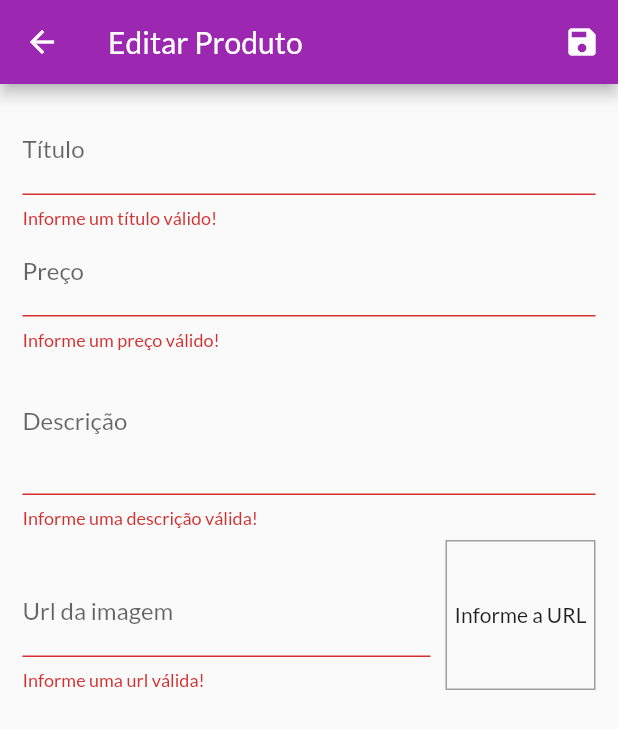
After one commit to MatheusLimaN/shop, a Flutter app: the ProductFormScreen screen opened by its route, after a tap on the "save" icon, on a phone screen of 412 x 824 dp. The commit adds this screen. Shown: the top 729 px of the screen. Run offline on Flutter 3.47's test engine with Material 2 defaults, Android fonts, the phone set to English and light mode, and no system bars; network calls fail.

Commit message:
feat: add product CRUD

```diff
--- a/lib/constants/app_route.dart
+++ b/lib/constants/app_route.dart
@@ -3,4 +3,6 @@ class AppRoutes {
   static const PRODUCT_DETAIL = '/product-detail';
   static const CART = '/cart';
   static const ORDERS = '/orders';
+  static const PRODUCTS = '/products';
+  static const PRODUCT_FORM = '/product-form';
 }
--- a/lib/main.dart
+++ b/lib/main.dart
@@ -7,7 +7,9 @@ import 'package:shop/providers/products.dart';
 import 'package:shop/views/cart_screen.dart';
 import 'package:shop/views/orders_screen.dart';
 import 'package:shop/views/product_detail_screen.dart';
+import 'package:shop/views/product_form_screen.dart';
 import 'package:shop/views/products_overview_screen.dart';
+import 'package:shop/views/products_screen.dart';
 
 void main() => runApp(MyApp());
 
@@ -39,6 +41,8 @@ class MyApp extends StatelessWidget {
           AppRoutes.PRODUCT_DETAIL: (context) => ProductDetailScreen(),
           AppRoutes.CART: (context) => CartScreen(),
           AppRoutes.ORDERS: (context) => OrdersScreen(),
+          AppRoutes.PRODUCTS: (context) => ProductsScreen(),
+          AppRoutes.PRODUCT_FORM: (context) => ProductFormScreen(),
         },
       ),
     );
--- /dev/null
+++ b/lib/views/product_form_screen.dart
@@ -0,0 +1,219 @@
+import 'package:flutter/material.dart';
+import 'package:provider/provider.dart';
+import 'package:shop/providers/product.dart';
+import 'package:shop/providers/products.dart';
+
+class ProductFormScreen extends StatefulWidget {
+  @override
+  _ProductFormScreenState createState() => _ProductFormScreenState();
+}
+
+class _ProductFormScreenState extends State<ProductFormScreen> {
+  final _priceFocusNode = FocusNode();
+  final _descriptionFocusNode = FocusNode();
+  final _imageUrlFocusNode = FocusNode();
+  final _imageUrlController = TextEditingController();
+  final _form = GlobalKey<FormState>();
+  final _formData = Map<String, Object>();
+
+  void _listenerImageUrl() {
+    if (isValidImageUrl(_imageUrlController.text)) {
+      setState(() {
+        print('muddou!');
+      });
+    }
+  }
+
+  bool isValidImageUrl(String url) {
+    bool isValidProtocol = url.toLowerCase().startsWith('http://') ||
+        url.toLowerCase().startsWith('https://');
+
+    bool isValidExtension = url.toLowerCase().endsWith('.png') ||
+        url.toLowerCase().endsWith('.jpg') ||
+        url.toLowerCase().endsWith('.jpeg');
+
+    return isValidProtocol && isValidExtension;
+  }
+
+  @override
+  void initState() {
+    super.initState();
+    _imageUrlFocusNode.addListener(_listenerImageUrl);
+  }
+
+  @override
+  void didChangeDependencies() {
+    super.didChangeDependencies();
+
+    if (_formData.isEmpty) {
+      final product = ModalRoute.of(context).settings.arguments as Product;
+
+      if (product != null) {
+        _formData['id'] = product.id;
+        _formData['title'] = product.title;
+        _formData['description'] = product.description;
+        _formData['price'] = product.price;
+        _formData['imageUrl'] = product.imageUrl;
+        _imageUrlController.text = product.imageUrl;
+      } else {
+        _formData['price'] = "";
+      }
+    }
+  }
+
+  @override
+  void dispose() {
+    super.dispose();
+    _priceFocusNode.dispose();
+    _descriptionFocusNode.dispose();
+    _imageUrlFocusNode.removeListener(_listenerImageUrl);
+    _imageUrlFocusNode.dispose();
+  }
+
+  void _saveForm() {
+    var isValid = _form.currentState.validate();
+
+    if (!isValid) {
+      return;
+    }
+
+    _form.currentState.save();
+
+    final newProduct = Product(
+      id: _formData['id'],
+      title: _formData['title'],
+      description: _formData['description'],
+      price: _formData['price'],
+      imageUrl: _formData['imageUrl'],
+    );
+
+    final productsProvider = Provider.of<Products>(context, listen: false);
+
+    if (_formData['id'] == null) {
+      productsProvider.addProduct(newProduct);
+    } else {
+      productsProvider.updateProduct(newProduct);
+    }
+
+    Navigator.of(context).pop();
+  }
+
+  @override
+  Widget build(BuildContext context) {
+    return Scaffold(
+      appBar: AppBar(
+        title: Text('Editar Produto'),
+        actions: [IconButton(icon: Icon(Icons.save), onPressed: _saveForm)],
+      ),
+      body: Padding(
+        padding: const EdgeInsets.all(15),
+        child: Form(
+          key: _form,
+          child: ListView(
+            children: [
+              TextFormField(
+                initialValue: _formData['title'],
+                decoration: InputDecoration(labelText: 'Título'),
+                textInputAction: TextInputAction.next,
+                onFieldSubmitted: (_) =>
+                    FocusScope.of(context).requestFocus(_priceFocusNode),
+                onSaved: (value) => _formData['title'] = value,
+                validator: (value) {
+                  if (value.trim().isEmpty) {
+                    return 'Informe um título válido!';
+                  }
+
+                  if (value.trim().length < 3) {
+                    return 'Informe um título com no mínimo 3 letras!';
+                  }
+
+                  return null;
+                },
+              ),
+              TextFormField(
+                initialValue: _formData['price'].toString(),
+                decoration: InputDecoration(labelText: 'Preço'),
+                textInputAction: TextInputAction.next,
+                keyboardType: TextInputType.numberWithOptions(decimal: true),
+                focusNode: _priceFocusNode,
+                onFieldSubmitted: (_) =>
+                    FocusScope.of(context).requestFocus(_descriptionFocusNode),
+                onSaved: (value) =>
+                    _formData['price'] = double.tryParse(value) ?? 0,
+                validator: (value) {
+                  if (double.tryParse(value) == null ||
+                      double.tryParse(value) == 0) {
+                    return 'Informe um preço válido!';
+                  }
+
+                  return null;
+                },
+              ),
+              TextFormField(
+                initialValue: _formData['description'],
+                decoration: InputDecoration(labelText: 'Descrição'),
+                maxLines: 3,
+                keyboardType: TextInputType.multiline,
+                focusNode: _descriptionFocusNode,
+                onFieldSubmitted: (_) =>
+                    FocusScope.of(context).requestFocus(_priceFocusNode),
+                onSaved: (value) => _formData['description'] = value,
+                validator: (value) {
+                  if (value.trim().isEmpty) {
+                    return 'Informe uma descrição válida!';
+                  }
+
+                  if (value.trim().length < 10) {
+                    return 'Informe uma descrição com no mínimo 10 letras!';
+                  }
+
+                  return null;
+                },
+              ),
+              Row(
+                crossAxisAlignment: CrossAxisAlignment.end,
+                children: [
+                  Expanded(
+                    child: TextFormField(
+                      decoration: InputDecoration(labelText: 'Url da imagem'),
+                      keyboardType: TextInputType.url,
+                      textInputAction: TextInputAction.done,
+                      focusNode: _imageUrlFocusNode,
+                      controller: _imageUrlController,
+                      onFieldSubmitted: (_) {
+                        _saveForm();
+                      },
+                      onSaved: (value) => _formData['imageUrl'] = value,
+                      validator: (value) {
+                        if (value.trim().isEmpty || !isValidImageUrl(value)) {
+                          return 'Informe uma url válida!';
+                        }
+
+                        return null;
+                      },
+                    ),
+                  ),
+                  Container(
+                    width: 100,
+                    height: 100,
+                    margin: EdgeInsets.only(top: 8, left: 10),
+                    decoration: BoxDecoration(
+                      border: Border.all(color: Colors.grey, width: 1),
+                    ),
+                    alignment: Alignment.center,
+                    child: _imageUrlController.text.isEmpty
+                        ? Text('Informe a URL')
+                        : Image.network(
+                            _imageUrlController.text,
+                            fit: BoxFit.cover,
+                          ),
+                  )
+                ],
+              ),
+            ],
+          ),
+        ),
+      ),
+    );
+  }
+}
--- a/lib/widgets/app_drawer.dart
+++ b/lib/widgets/app_drawer.dart
@@ -23,6 +23,12 @@ class AppDrawer extends StatelessWidget {
             title: Text('Pedidos'),
             onTap: () =>
                 Navigator.of(context).pushReplacementNamed(AppRoutes.ORDERS),
+          ),
+          ListTile(
+            leading: Icon(Icons.edit),
+            title: Text('Produtos'),
+            onTap: () =>
+                Navigator.of(context).pushReplacementNamed(AppRoutes.PRODUCTS),
           )
         ],
       ),
--- a/lib/widgets/product_grid.dart
+++ b/lib/widgets/product_grid.dart
@@ -1,7 +1,7 @@
 import 'package:flutter/material.dart';
 import 'package:provider/provider.dart';
 import 'package:shop/providers/products.dart';
-import 'package:shop/widgets/product_item.dart';
+import 'package:shop/widgets/product_grid_item.dart';
 
 class ProductGrid extends StatelessWidget {
   final bool showFavoriteOnly;
@@ -26,7 +26,7 @@ class ProductGrid extends StatelessWidget {
       ),
       itemBuilder: (ctx, i) => ChangeNotifierProvider.value(
         value: products[i],
-        child: ProductItem(),
+        child: ProductGridItem(),
       ),
     );
   }
```
Also changed, not shown: lib/providers/cart.dart (+22 -0 lines), lib/providers/products.dart (+34 -1 lines), lib/views/products_screen.dart (added, +39 -0 lines), lib/widgets/cart_item_widget.dart (+18 -0 lines), lib/widgets/product_grid_item.dart (added, +63 -0 lines), lib/widgets/product_item.dart (+45 -35 lines).
